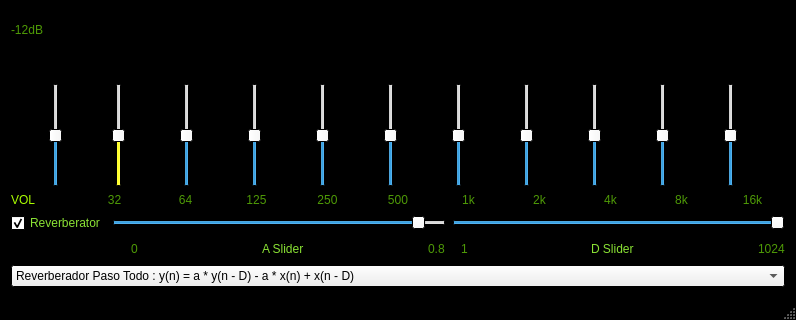
First picture: the form in mainwindow.ui, repository carpco/ProjectDSP, before the edit; both pictures show x 0 to 796 and y 204 to 524 of the 796 by 524 pixel window.
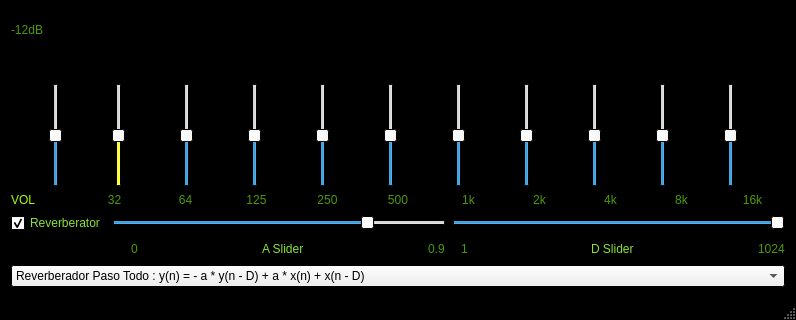
Second picture: the form after the edit. Icons and pictures are not drawn.

Commit message: Add a third reverberation method, connect de D Slider with the values

Patch:
```diff
--- a/mainwindow.ui
+++ b/mainwindow.ui
@@ -735,10 +735,10 @@
       <item>
        <widget class="QSlider" name="aSlider">
         <property name="maximum">
-         <number>80</number>
+         <number>90</number>
         </property>
         <property name="value">
-         <number>75</number>
+         <number>70</number>
         </property>
         <property name="orientation">
          <enum>Qt::Horizontal</enum>
@@ -938,7 +938,7 @@
          </palette>
         </property>
         <property name="text">
-         <string>0.8</string>
+         <string>0.9</string>
         </property>
        </widget>
       </item>
@@ -1088,7 +1088,7 @@
      <widget class="QComboBox" name="reverbComboBox">
       <item>
        <property name="text">
-        <string>Reverberador Paso Todo : y(n) = a * y(n - D) - a * x(n) + x(n - D)</string>
+        <string>Reverberador Paso Todo : y(n) = - a * y(n - D) + a * x(n) + x(n - D)</string>
        </property>
       </item>
       <item>
```
Left out of the diff: 7 changed lines with no effect on the pictures. The commit also changes 4 other files.
